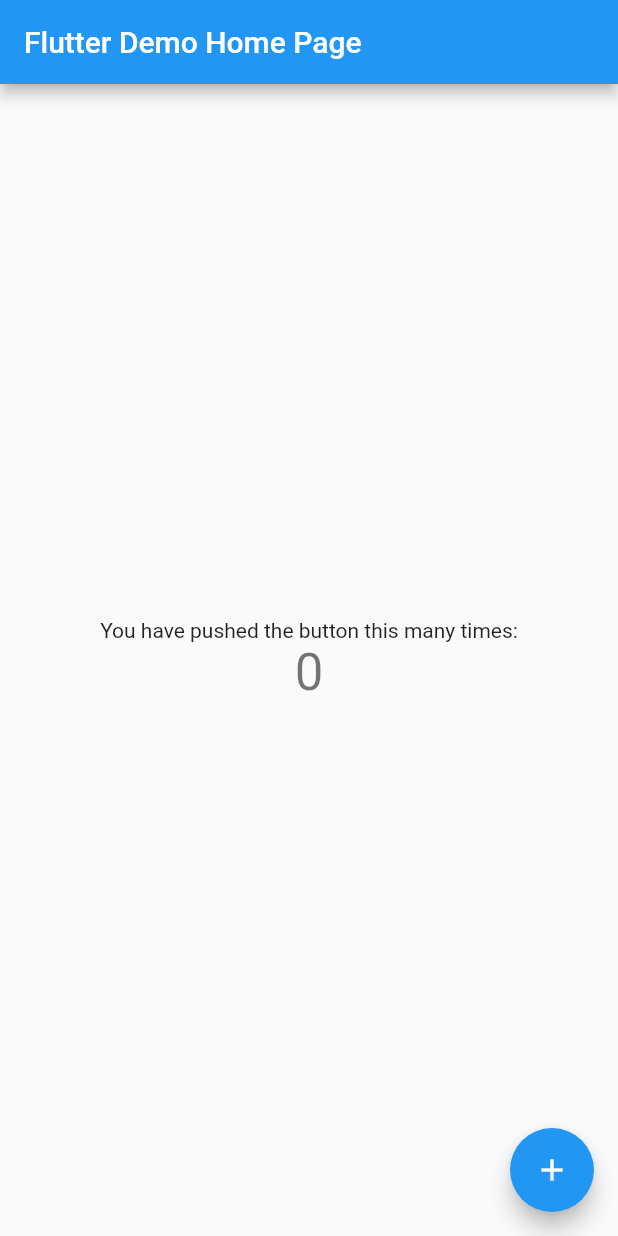
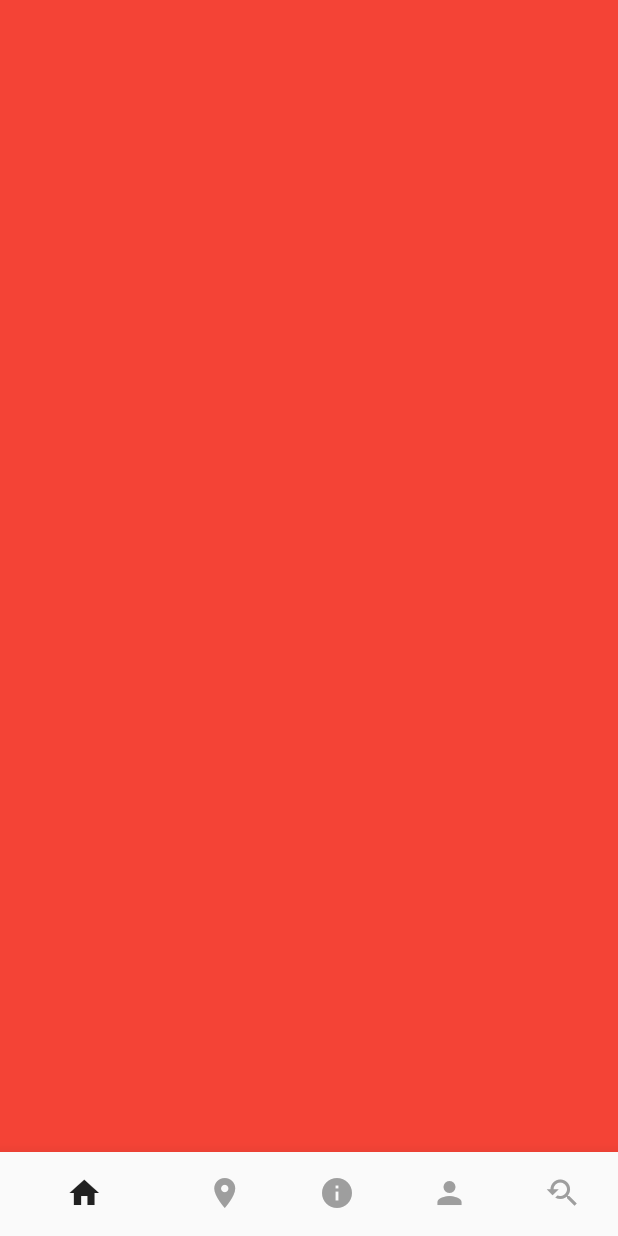
Before and after one commit to teo-KIM/instagram_clone_code, a Flutter app: the screen it shows after launch, on a phone screen of 412 x 824 dp. Run offline on Flutter 3.47's test engine with Material 2 defaults, Android fonts, the phone set to English and light mode, and no system bars.

Commit message:
[ADD] homepage widget 분리 및 bottom navigation 완료

```diff
--- /dev/null
+++ b/lib/home_page.dart
@@ -0,0 +1,65 @@
+import 'package:flutter/material.dart';
+
+class HomePage extends StatefulWidget {
+  HomePage({
+    Key key,
+  }) : super(key: key);
+
+  @override
+  _HomePageState createState() => _HomePageState();
+}
+
+class _HomePageState extends State<HomePage> {
+  List<BottomNavigationBarItem> btmNavItems = [
+    BottomNavigationBarItem(icon: Icon(Icons.home), label: ''),
+    BottomNavigationBarItem(icon: Icon(Icons.place), label: ''),
+    BottomNavigationBarItem(icon: Icon(Icons.info), label: ''),
+    BottomNavigationBarItem(icon: Icon(Icons.person), label: ''),
+    BottomNavigationBarItem(icon: Icon(Icons.youtube_searched_for), label: ''),
+  ];
+
+  List<Widget> _screens = [
+    Container(
+      color: Colors.red,
+    ),
+    Container(
+      color: Colors.amber,
+    ),
+    Container(
+      color: Colors.greenAccent,
+    ),
+    Container(
+      color: Colors.yellowAccent,
+    ),
+    Container(
+      color: Colors.purpleAccent,
+    ),
+  ];
+
+  int _selectedIndex = 0;
+
+  @override
+  Widget build(BuildContext context) {
+    return Scaffold(
+      body: IndexedStack(
+        index: _selectedIndex,
+        children: _screens,
+      ),
+      bottomNavigationBar: BottomNavigationBar(
+        items: btmNavItems,
+        currentIndex: _selectedIndex,
+        onTap: _btmNavAction,
+        selectedItemColor: Colors.black87,
+        unselectedItemColor: Colors.grey,
+        showSelectedLabels: false,
+        showUnselectedLabels: false,
+      ),
+    );
+  }
+
+  void _btmNavAction(int index) {
+    setState(() {
+      _selectedIndex = index;
+    });
+  }
+}
--- a/lib/main.dart
+++ b/lib/main.dart
@@ -1,4 +1,6 @@
 import 'package:flutter/material.dart';
+
+import 'home_page.dart';
 
 void main() {
   runApp(MyApp());
@@ -9,105 +11,7 @@ class MyApp extends StatelessWidget {
   @override
   Widget build(BuildContext context) {
     return MaterialApp(
-      title: 'Flutter Demo',
-      theme: ThemeData(
-        // This is the theme of your application.
-        //
-        // Try running your application with "flutter run". You'll see the
-        // application has a blue toolbar. Then, without quitting the app, try
-        // changing the primarySwatch below to Colors.green and then invoke
-        // "hot reload" (press "r" in the console where you ran "flutter run",
-        // or simply save your changes to "hot reload" in a Flutter IDE).
-        // Notice that the counter didn't reset back to zero; the application
-        // is not restarted.
-        primarySwatch: Colors.blue,
-      ),
-      home: MyHomePage(title: 'Flutter Demo Home Page'),
+      home: HomePage(),
     );
   }
 }
-
-class MyHomePage extends StatefulWidget {
-  MyHomePage({Key key, this.title}) : super(key: key);
-
-  // This widget is the home page of your application. It is stateful, meaning
-  // that it has a State object (defined below) that contains fields that affect
-  // how it looks.
-
-  // This class is the configuration for the state. It holds the values (in this
-  // case the title) provided by the parent (in this case the App widget) and
-  // used by the build method of the State. Fields in a Widget subclass are
-  // always marked "final".
-
-  final String title;
-
-  @override
-  _MyHomePageState createState() => _MyHomePageState();
-}
-
-class _MyHomePageState extends State<MyHomePage> {
-  int _counter = 0;
-
-  void _incrementCounter() {
-    setState(() {
-      // This call to setState tells the Flutter framework that something has
-      // changed in this State, which causes it to rerun the build method below
-      // so that the display can reflect the updated values. If we changed
-      // _counter without calling setState(), then the build method would not be
-      // called again, and so nothing would appear to happen.
-      _counter++;
-    });
-  }
-
-  @override
-  Widget build(BuildContext context) {
-    // This method is rerun every time setState is called, for instance as done
-    // by the _incrementCounter method above.
-    //
-    // The Flutter framework has been optimized to make rerunning build methods
-    // fast, so that you can just rebuild anything that needs updating rather
-    // than having to individually change instances of widgets.
-    return Scaffold(
-      appBar: AppBar(
-        // Here we take the value from the MyHomePage object that was created by
-        // the App.build method, and use it to set our appbar title.
-        title: Text(widget.title),
-      ),
-      body: Center(
-        // Center is a layout widget. It takes a single child and positions it
-        // in the middle of the parent.
-        child: Column(
-          // Column is also a layout widget. It takes a list of children and
-          // arranges them vertically. By default, it sizes itself to fit its
-          // children horizontally, and tries to be as tall as its parent.
-          //
-          // Invoke "debug painting" (press "p" in the console, choose the
-          // "Toggle Debug Paint" action from the Flutter Inspector in Android
-          // Studio, or the "Toggle Debug Paint" command in Visual Studio Code)
-          // to see the wireframe for each widget.
-          //
-          // Column has various properties to control how it sizes itself and
-          // how it positions its children. Here we use mainAxisAlignment to
-          // center the children vertically; the main axis here is the vertical
-          // axis because Columns are vertical (the cross axis would be
-          // horizontal).
-          mainAxisAlignment: MainAxisAlignment.center,
-          children: <Widget>[
-            Text(
-              'You have pushed the button this many times:',
-            ),
-            Text(
-              '$_counter',
-              style: Theme.of(context).textTheme.headline4,
-            ),
-          ],
-        ),
-      ),
-      floatingActionButton: FloatingActionButton(
-        onPressed: _incrementCounter,
-        tooltip: 'Increment',
-        child: Icon(Icons.add),
-      ), // This trailing comma makes auto-formatting nicer for build methods.
-    );
-  }
-}
```
